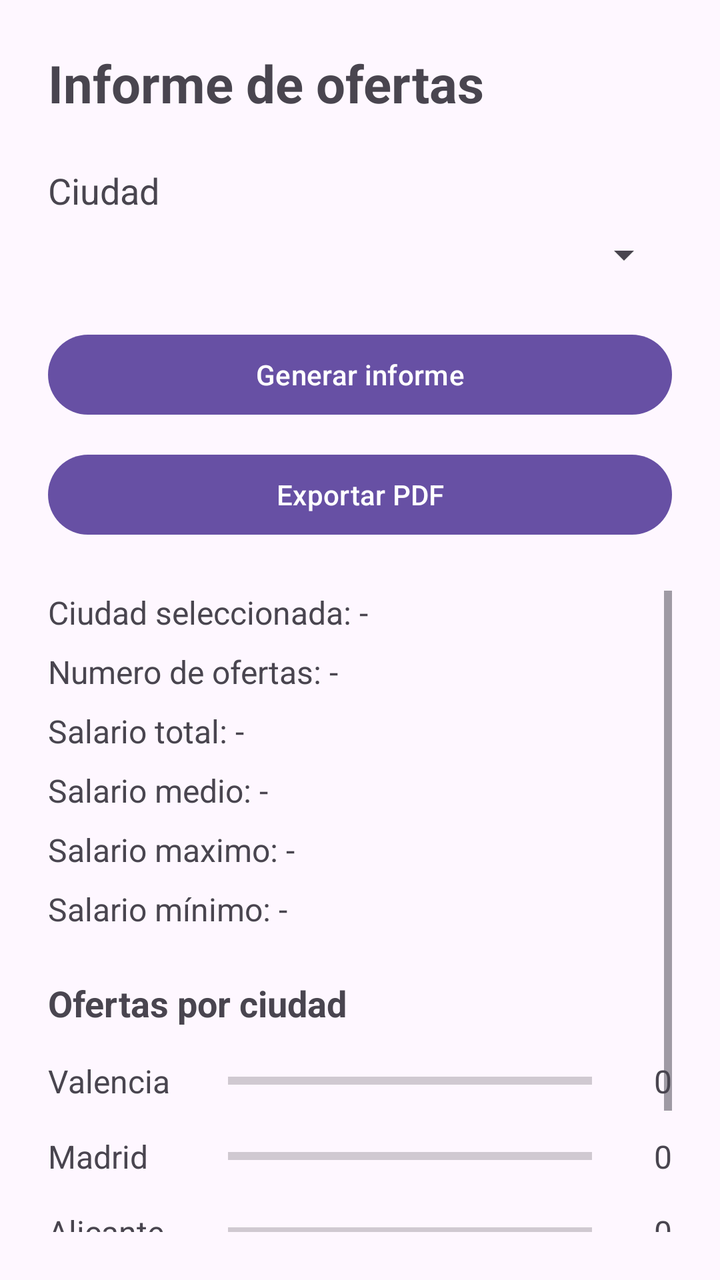
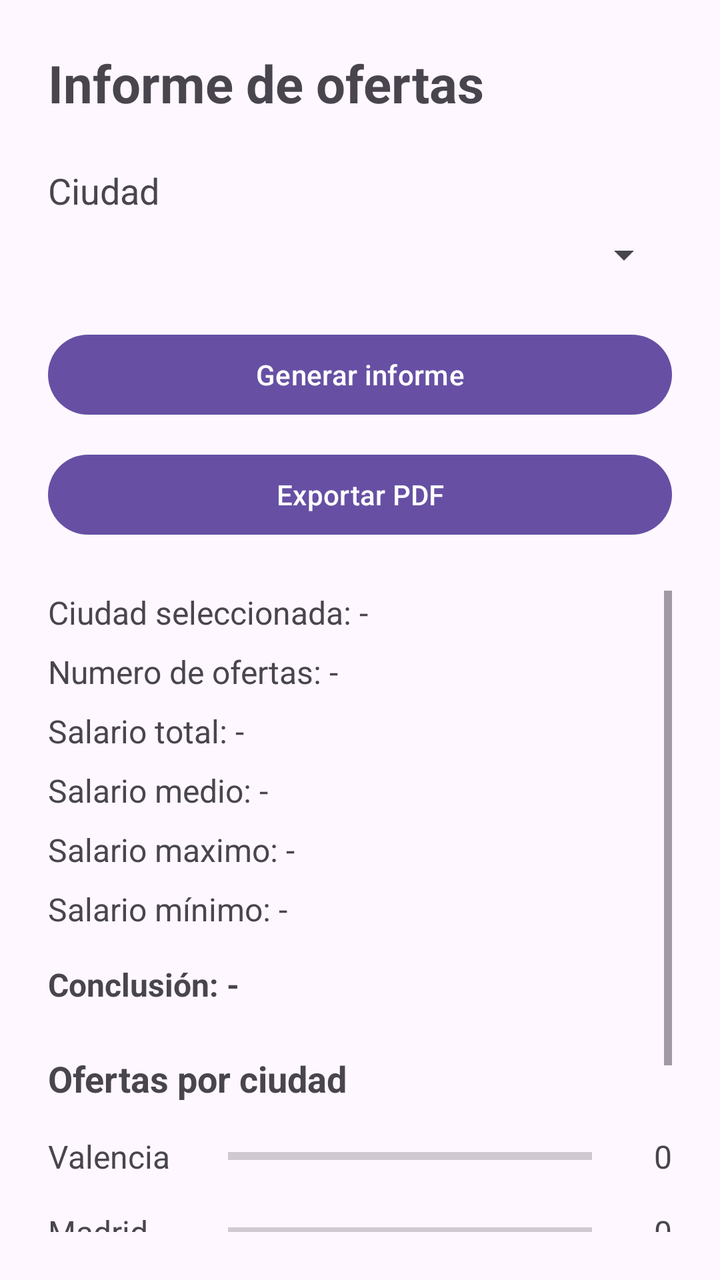

Compare the two renders of this Android layout. The source of the first and the diff that turns it into the second are given below.
<!-- AndroidManifest.xml: application theme Theme.GenerarInformes -->
<!-- res/layout/activity_main.xml -->
<?xml version="1.0" encoding="utf-8"?>
<LinearLayout
    xmlns:android="http://schemas.android.com/apk/res/android"
    xmlns:tools="http://schemas.android.com/tools"
    android:id="@+id/main"
    android:layout_width="match_parent"
    android:layout_height="match_parent"
    android:orientation="vertical"
    android:padding="24dp"
    tools:context=".MainActivity">

    <TextView
        android:id="@+id/txtTitulo"
        android:layout_width="match_parent"
        android:layout_height="wrap_content"
        android:text="Informe de ofertas"
        android:textSize="26sp"
        android:textStyle="bold" />

    <TextView
        android:id="@+id/txtCiudad"
        android:layout_width="match_parent"
        android:layout_height="wrap_content"
        android:layout_marginTop="24dp"
        android:text="Ciudad"
        android:textSize="18sp" />

    <Spinner
        android:id="@+id/spCiudad"
        android:layout_width="match_parent"
        android:layout_height="wrap_content"
        android:layout_marginTop="8dp" />

    <Button
        android:id="@+id/btnInforme"
        android:layout_width="match_parent"
        android:layout_height="wrap_content"
        android:layout_marginTop="24dp"
        android:text="Generar informe" />

    <Button
        android:id="@+id/btnExportarPdf"
        android:layout_width="match_parent"
        android:layout_height="wrap_content"
        android:layout_marginTop="12dp"
        android:text="Exportar PDF" />

    <ScrollView
        android:layout_width="match_parent"
        android:layout_height="0dp"
        android:layout_marginTop="24dp"
        android:layout_weight="1">

        <LinearLayout
            android:id="@+id/llInforme"
            android:layout_width="match_parent"
            android:layout_height="wrap_content"
            android:orientation="vertical">

            <TextView
                android:id="@+id/txtCiudadSeleccionada"
                android:layout_width="match_parent"
                android:layout_height="wrap_content"
                android:text="Ciudad seleccionada: -"
                android:textSize="16sp" />

            <TextView
                android:id="@+id/txtNumeroOfertas"
                android:layout_width="match_parent"
                android:layout_height="wrap_content"
                android:layout_marginTop="8dp"
                android:text="Numero de ofertas: -"
                android:textSize="16sp" />

            <TextView
                android:id="@+id/txtSalarioTotal"
                android:layout_width="match_parent"
                android:layout_height="wrap_content"
                android:layout_marginTop="8dp"
                android:text="Salario total: -"
                android:textSize="16sp" />

            <TextView
                android:id="@+id/txtSalarioMedio"
                android:layout_width="match_parent"
                android:layout_height="wrap_content"
                android:layout_marginTop="8dp"
                android:text="Salario medio: -"
                android:textSize="16sp" />

            <TextView
                android:id="@+id/txtSalarioMaximo"
                android:layout_width="match_parent"
                android:layout_height="wrap_content"
                android:layout_marginTop="8dp"
                android:text="Salario maximo: -"
                android:textSize="16sp" />

            <TextView
                android:id="@+id/txtSalarioMinimo"
                android:layout_width="match_parent"
                android:layout_height="wrap_content"
                android:layout_marginTop="8dp"
                android:text="Salario mínimo: -"
                android:textSize="16sp" />

            <TextView
                android:id="@+id/txtTituloGrafico"
                android:layout_width="match_parent"
                android:layout_height="wrap_content"
                android:layout_marginTop="24dp"
                android:text="Ofertas por ciudad"
                android:textSize="18sp"
                android:textStyle="bold" />

            <LinearLayout
                android:layout_width="match_parent"
                android:layout_height="wrap_content"
                android:layout_marginTop="8dp"
                android:orientation="vertical">

                <LinearLayout
                    android:layout_width="match_parent"
                    android:layout_height="wrap_content"
                    android:gravity="center_vertical"
                    android:orientation="horizontal"
                    android:paddingTop="8dp"
                    android:paddingBottom="8dp">

                    <TextView
                        android:id="@+id/txtValencia"
                        android:layout_width="90dp"
                        android:layout_height="wrap_content"
                        android:text="Valencia"
                        android:textSize="16sp" />

                    <ProgressBar
                        android:id="@+id/pbValencia"
                        style="?android:attr/progressBarStyleHorizontal"
                        android:layout_width="0dp"
                        android:layout_height="20dp"
                        android:layout_weight="1"
                        android:indeterminate="false"
                        android:max="1"
                        android:progress="0" />

                    <TextView
                        android:id="@+id/txtCantidadValencia"
                        android:layout_width="40dp"
                        android:layout_height="wrap_content"
                        android:gravity="end"
                        android:text="0"
                        android:textSize="16sp" />

                </LinearLayout>

                <LinearLayout
                    android:layout_width="match_parent"
                    android:layout_height="wrap_content"
                    android:gravity="center_vertical"
                    android:orientation="horizontal"
                    android:paddingTop="8dp"
                    android:paddingBottom="8dp">

                    <TextView
                        android:id="@+id/txtMadrid"
                        android:layout_width="90dp"
                        android:layout_height="wrap_content"
                        android:text="Madrid"
                        android:textSize="16sp" />

                    <ProgressBar
                        android:id="@+id/pbMadrid"
                        style="?android:attr/progressBarStyleHorizontal"
                        android:layout_width="0dp"
                        android:layout_height="20dp"
                        android:layout_weight="1"
                        android:indeterminate="false"
                        android:max="1"
                        android:progress="0" />

                    <TextView
                        android:id="@+id/txtCantidadMadrid"
                        android:layout_width="40dp"
                        android:layout_height="wrap_content"
                        android:gravity="end"
                        android:text="0"
                        android:textSize="16sp" />

                </LinearLayout>

                <LinearLayout
                    android:layout_width="match_parent"
                    android:layout_height="wrap_content"
                    android:gravity="center_vertical"
                    android:orientation="horizontal"
                    android:paddingTop="8dp"
                    android:paddingBottom="8dp">

                    <TextView
                        android:id="@+id/txtAlicante"
                        android:layout_width="90dp"
                        android:layout_height="wrap_content"
                        android:text="Alicante"
                        android:textSize="16sp" />

                    <ProgressBar
                        android:id="@+id/pbAlicante"
                        style="?android:attr/progressBarStyleHorizontal"
                        android:layout_width="0dp"
                        android:layout_height="20dp"
                        android:layout_weight="1"
                        android:indeterminate="false"
                        android:max="1"
                        android:progress="0" />

                    <TextView
                        android:id="@+id/txtCantidadAlicante"
                        android:layout_width="40dp"
                        android:layout_height="wrap_content"
                        android:gravity="end"
                        android:text="0"
                        android:textSize="16sp" />

                </LinearLayout>

            </LinearLayout>

            <TextView
                android:id="@+id/txtTituloListado"
                android:layout_width="match_parent"
                android:layout_height="wrap_content"
                android:layout_marginTop="24dp"
                android:text="Ofertas"
                android:textSize="18sp"
                android:textStyle="bold" />

            <LinearLayout
                android:id="@+id/llOfertas"
                android:layout_width="match_parent"
                android:layout_height="wrap_content"
                android:layout_marginTop="8dp"
                android:orientation="vertical" />

        </LinearLayout>

    </ScrollView>

</LinearLayout>
<!-- resources referenced by this layout -->
<resources>
  <style name="Theme.GenerarInformes" parent="Base.Theme.GenerarInformes" />
  <style name="Base.Theme.GenerarInformes" parent="Theme.Material3.DayNight.NoActionBar">
          
          
      </style>
</resources>

<!-- the commit's change to res/layout/activity_main.xml (unified diff, before → after) -->
@@ -105,6 +105,15 @@
                 android:textSize="16sp" />
 
             <TextView
+                android:id="@+id/txtConclusion"
+                android:layout_width="match_parent"
+                android:layout_height="wrap_content"
+                android:layout_marginTop="16dp"
+                android:text="Conclusión: -"
+                android:textSize="16sp"
+                android:textStyle="bold" />
+
+            <TextView
                 android:id="@+id/txtTituloGrafico"
                 android:layout_width="match_parent"
                 android:layout_height="wrap_content"
